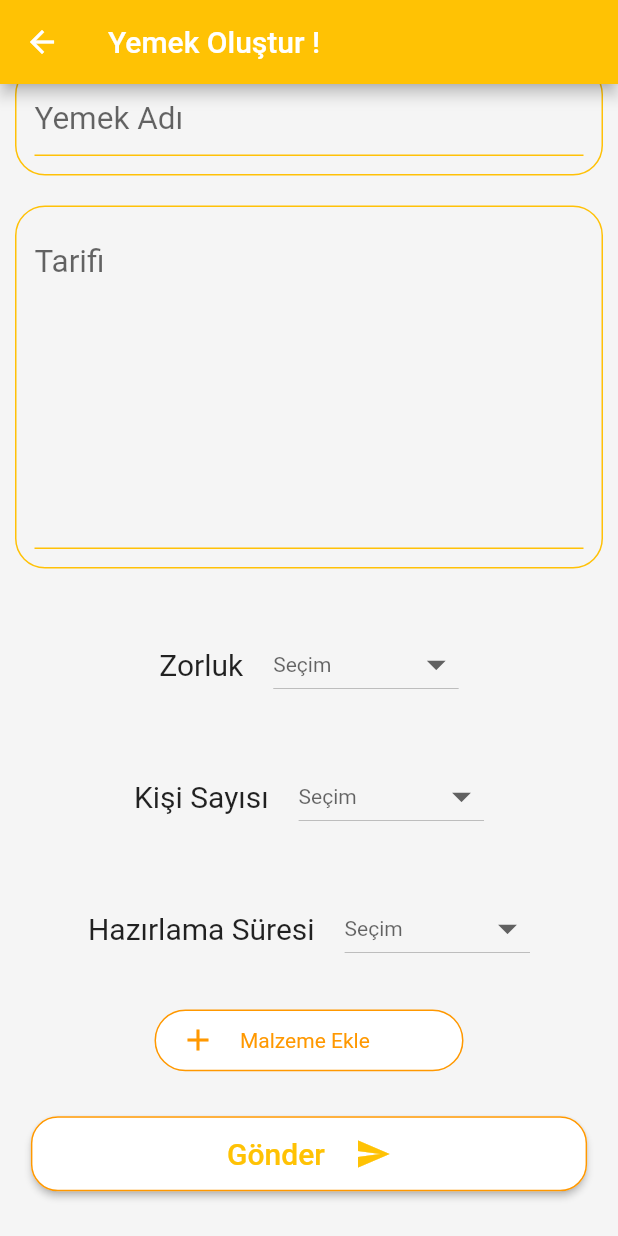
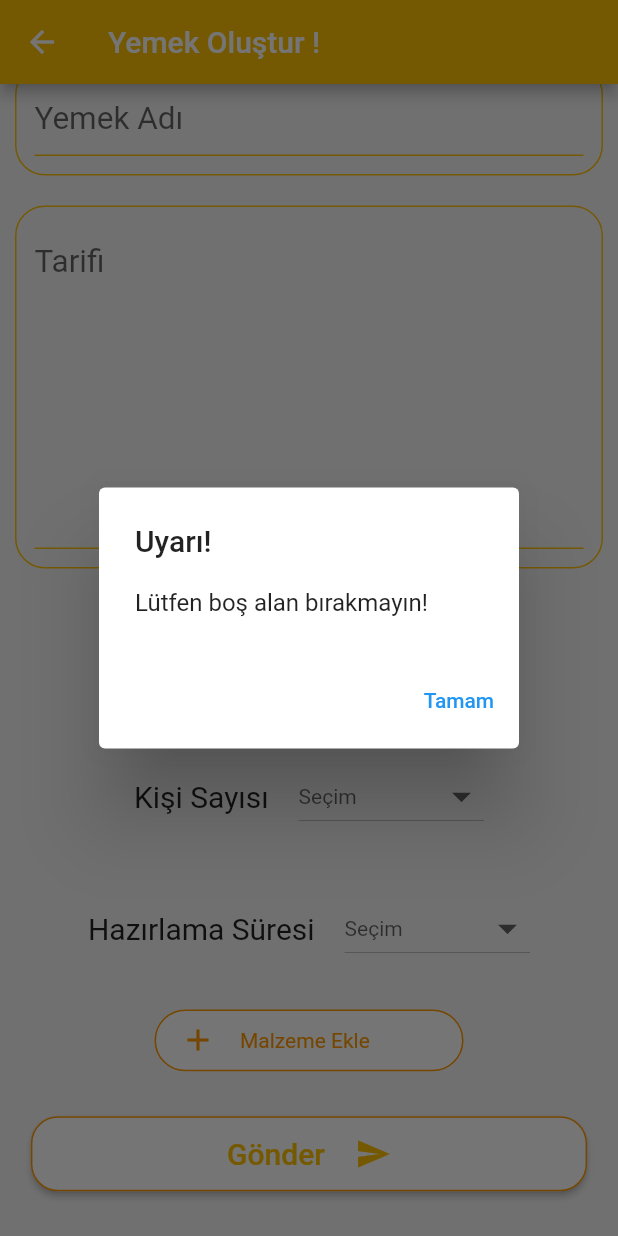
Before and after one commit to gurkanucar/yemek_tarifi_odev_mobil, a Flutter app: the CreateFoodPage screen opened directly, scrolled down 255 dp, after a tap on "Gönder", on a phone screen of 412 x 824 dp. Run offline on Flutter 3.47's test engine with Material 2 defaults, Android fonts, the phone set to English and light mode, and no system bars; our stand-ins replace image_picker, shared_preferences; accounts and stored records are empty.

```diff
--- a/lib/main.dart
+++ b/lib/main.dart
@@ -10,6 +10,7 @@ class MyApp extends StatelessWidget {
   @override
   Widget build(BuildContext context) {
     return MaterialApp(
+
       debugShowCheckedModeBanner: false,
       title: 'Flutter Demo',
       theme: ThemeData(
--- a/lib/pages/CreateFoodPage.dart
+++ b/lib/pages/CreateFoodPage.dart
@@ -64,15 +64,19 @@ class _CreateFoodPageState extends State<CreateFoodPage> {
   };
 
   String _hardnessValue;
-  int _hardnessKey;
+  int _hardnessKey = -1;
   String _personCountValue;
-  int _personKey;
+  int _personKey = -1;
   String _prepTimeValue;
-  int _prepTimeKey;
+  int _prepTimeKey = -1;
 
   @override
   Widget build(BuildContext context) {
-    return Scaffold(
+    return GestureDetector(
+      onTap: () {
+        FocusScope.of(context).requestFocus(new FocusNode());
+      },
+      child: Scaffold(
           backgroundColor: Colors.grey[100],
           appBar: AppBar(
               backgroundColor: Color(0xFFFFC204),
@@ -217,7 +221,7 @@ class _CreateFoodPageState extends State<CreateFoodPage> {
                       ))),*/
               ],
             ),
-          )
+          )),
     );
   }
 
@@ -257,6 +261,22 @@ class _CreateFoodPageState extends State<CreateFoodPage> {
   }
 
   int createPost() {
+    if (foodNameController.text.isEmpty ||
+        foodNameController.text.length < 3 ||
+        foodRecipeController.text.isEmpty ||
+        foodRecipeController.text.length < 3 ||
+        _hardnessKey == -1 ||
+        _personKey == -1 ||
+        _prepTimeKey == -1) {
+      showErrorDialog("Lütfen boş alan bırakmayın!");
+      return 1;
+    } else if (Constants.INGREDIENT_LIST.length < 3) {
+      showErrorDialog("Lütfen en az 3 malzeme ekleyin!");
+      return 1;
+    } else if (Constants.IMAGE_ID == 0) {
+      showErrorDialog("Lütfen resim seçin!");
+      return 1;
+    }
     FoodModel food = new FoodModel();
     food.foodName = foodNameController.text.toString();
     food.recipe = foodRecipeController.text.toString();
@@ -292,11 +312,51 @@ class _CreateFoodPageState extends State<CreateFoodPage> {
 
     FoodService.createFood(food).then((value) {
       if (value != null) {
-        print("Süpersin kardeşşş");
         Navigator.pop(context);
+        _showToast(context, "Yemek paylaşıldı");
+      } else {
+        showErrorDialog("Bir hata oldu :(");
       }
     });
 
     return 0;
   }
+
+  Future<void> showErrorDialog(String error) async {
+    return showDialog<void>(
+      context: context,
+      barrierDismissible: false, // user must tap button!
+      builder: (BuildContext context) {
+        return AlertDialog(
+          title: Text('Uyarı!'),
+          content: SingleChildScrollView(
+            child: ListBody(
+              children: <Widget>[
+                Text(error),
+              ],
+            ),
+          ),
+          actions: <Widget>[
+            TextButton(
+              child: Text('Tamam'),
+              onPressed: () {
+                Navigator.of(context).pop();
+              },
+            ),
+          ],
+        );
+      },
+    );
+  }
+
+  void _showToast(BuildContext context, String str) {
+    final scaffold = ScaffoldMessenger.of(context);
+    scaffold.showSnackBar(
+      SnackBar(
+        content: Text(str),
+        action: SnackBarAction(
+            label: 'Tamam', onPressed: scaffold.hideCurrentSnackBar),
+      ),
+    );
+  }
 }
--- a/lib/pages/LoginPage.dart
+++ b/lib/pages/LoginPage.dart
@@ -187,7 +187,7 @@ class _LoginPageState extends State<LoginPage> {
         ),
       )),
       onTap: () {
-        //FocusScope.of(context).requestFocus(new FocusNode());
+        FocusScope.of(context).requestFocus(new FocusNode());
       },
     );
   }
```
Also changed, not shown: lib/Components/FoodListGrid.dart (+31 -2 lines), lib/Components/FoodListItem.dart (+18 -4 lines), lib/pages/RouterPage.dart (+36 -16 lines), lib/pages/SavedRecipes.dart (added, +17 -0 lines), lib/services/FoodService.dart (+27 -8 lines).
